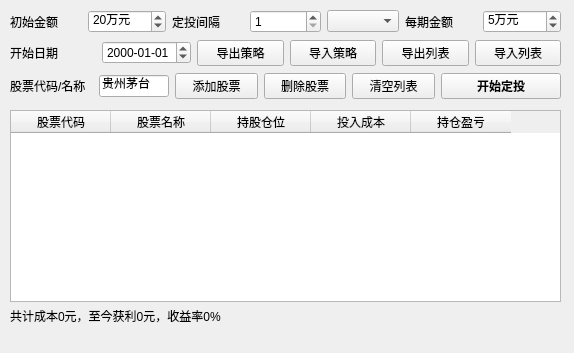
First picture: the form in QtDesign/ScheduledInvestment.ui, repository victor647/QuantumStockTrade, before the edit.
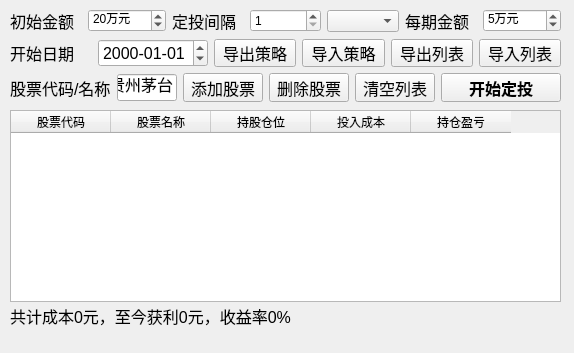
Second picture: the form after the edit.

```diff
--- a/QtDesign/ScheduledInvestment.ui
+++ b/QtDesign/ScheduledInvestment.ui
@@ -63,8 +63,8 @@
     </property>
     <property name="font">
      <font>
-      <family>Microsoft YaHei UI</family>
-      <pointsize>9</pointsize>
+      <family>Helvetica</family>
+      <pointsize>12</pointsize>
      </font>
     </property>
     <property name="text">
@@ -87,8 +87,8 @@
         <widget class="QLabel" name="lblInitialInvestment">
          <property name="font">
           <font>
-           <family>Microsoft YaHei UI</family>
-           <pointsize>9</pointsize>
+           <family>Helvetica</family>
+           <pointsize>12</pointsize>
           </font>
          </property>
          <property name="text">
@@ -100,7 +100,7 @@
         <widget class="QSpinBox" name="spbInitialInvestment">
          <property name="font">
           <font>
-           <family>Microsoft YaHei UI</family>
+           <family>Helvetica</family>
           </font>
          </property>
          <property name="suffix">
@@ -124,8 +124,8 @@
         <widget class="QLabel" name="lblInterval">
          <property name="font">
           <font>
-           <family>Microsoft YaHei UI</family>
-           <pointsize>9</pointsize>
+           <family>Helvetica</family>
+           <pointsize>12</pointsize>
           </font>
          </property>
          <property name="text">
@@ -137,7 +137,7 @@
         <widget class="QSpinBox" name="spbInterval">
          <property name="font">
           <font>
-           <family>Microsoft YaHei UI</family>
+           <family>Helvetica</family>
           </font>
          </property>
          <property name="prefix">
@@ -164,8 +164,8 @@
         <widget class="QLabel" name="lblEachInvestment">
          <property name="font">
           <font>
-           <family>Microsoft YaHei UI</family>
-           <pointsize>9</pointsize>
+           <family>Helvetica</family>
+           <pointsize>12</pointsize>
           </font>
          </property>
          <property name="text">
@@ -177,7 +177,7 @@
         <widget class="QSpinBox" name="spbEachInvestment">
          <property name="font">
           <font>
-           <family>Microsoft YaHei UI</family>
+           <family>Helvetica</family>
           </font>
          </property>
          <property name="suffix">
@@ -205,8 +205,8 @@
         <widget class="QLabel" name="lblStartDate">
          <property name="font">
           <font>
-           <family>Microsoft YaHei UI</family>
-           <pointsize>9</pointsize>
+           <family>Helvetica</family>
+           <pointsize>12</pointsize>
           </font>
          </property>
          <property name="text">
@@ -218,8 +218,8 @@
         <widget class="QDateEdit" name="dteStartDate">
          <property name="font">
           <font>
-           <family>Microsoft YaHei UI</family>
-           <pointsize>9</pointsize>
+           <family>Helvetica</family>
+           <pointsize>12</pointsize>
           </font>
          </property>
          <property name="displayFormat">
@@ -231,8 +231,8 @@
         <widget class="QPushButton" name="btnExportPlan">
          <property name="font">
           <font>
-           <family>Microsoft YaHei UI</family>
-           <pointsize>9</pointsize>
+           <family>Helvetica</family>
+           <pointsize>12</pointsize>
           </font>
          </property>
          <property name="text">
@@ -244,8 +244,8 @@
         <widget class="QPushButton" name="btnImportPlan">
          <property name="font">
           <font>
-           <family>Microsoft YaHei UI</family>
-           <pointsize>9</pointsize>
+           <family>Helvetica</family>
+           <pointsize>12</pointsize>
           </font>
          </property>
          <property name="text">
@@ -257,8 +257,8 @@
         <widget class="QPushButton" name="btnExportStockList">
          <property name="font">
           <font>
-           <family>Microsoft YaHei UI</family>
-           <pointsize>9</pointsize>
+           <family>Helvetica</family>
+           <pointsize>12</pointsize>
           </font>
          </property>
          <property name="text">
@@ -270,8 +270,8 @@
         <widget class="QPushButton" name="btnImportStockList">
          <property name="font">
           <font>
-           <family>Microsoft YaHei UI</family>
-           <pointsize>9</pointsize>
+           <family>Helvetica</family>
+           <pointsize>12</pointsize>
           </font>
          </property>
          <property name="text">
@@ -287,8 +287,8 @@
         <widget class="QLabel" name="lblNewStockCode">
          <property name="font">
           <font>
-           <family>Microsoft YaHei UI</family>
-           <pointsize>9</pointsize>
+           <family>Helvetica</family>
+           <pointsize>12</pointsize>
           </font>
          </property>
          <property name="text">
@@ -306,8 +306,8 @@
          </property>
          <property name="font">
           <font>
-           <family>Microsoft YaHei UI</family>
-           <pointsize>9</pointsize>
+           <family>Helvetica</family>
+           <pointsize>12</pointsize>
           </font>
          </property>
          <property name="text">
@@ -322,8 +322,8 @@
         <widget class="QPushButton" name="btnAddStock">
          <property name="font">
           <font>
-           <family>Microsoft YaHei UI</family>
-           <pointsize>9</pointsize>
+           <family>Helvetica</family>
+           <pointsize>12</pointsize>
           </font>
          </property>
          <property name="text">
@@ -335,8 +335,8 @@
         <widget class="QPushButton" name="btnRemoveStock">
          <property name="font">
           <font>
-           <family>Microsoft YaHei UI</family>
-           <pointsize>9</pointsize>
+           <family>Helvetica</family>
+           <pointsize>12</pointsize>
           </font>
          </property>
          <property name="text">
@@ -348,8 +348,8 @@
         <widget class="QPushButton" name="btnClearStocks">
          <property name="font">
           <font>
-           <family>Microsoft YaHei UI</family>
-           <pointsize>9</pointsize>
+           <family>Helvetica</family>
+           <pointsize>12</pointsize>
           </font>
          </property>
          <property name="text">
@@ -367,8 +367,8 @@
          </property>
          <property name="font">
           <font>
-           <family>Microsoft YaHei UI</family>
-           <pointsize>9</pointsize>
+           <family>Helvetica</family>
+           <pointsize>12</pointsize>
            <weight>75</weight>
            <bold>true</bold>
           </font>
```
Left out of the diff: 2 changed lines with no effect on the pictures.
